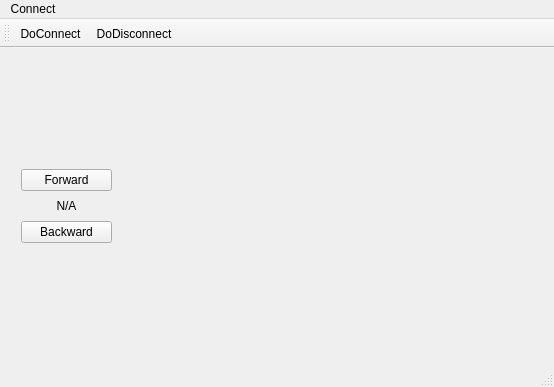
The window that mainwindow.ui (Skylli202/wifibot) describes before a commit, drawn with Qt 5.
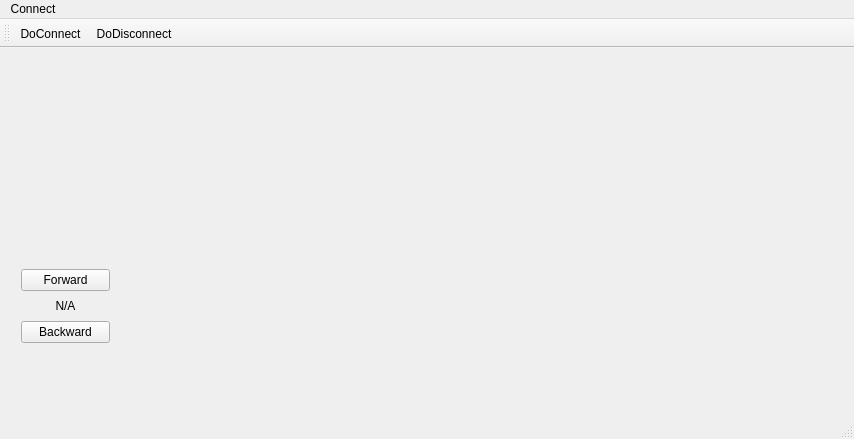
The same window after the commit.

```diff
--- a/mainwindow.ui
+++ b/mainwindow.ui
@@ -6,8 +6,8 @@
    <rect>
     <x>0</x>
     <y>0</y>
-    <width>554</width>
-    <height>387</height>
+    <width>854</width>
+    <height>439</height>
    </rect>
   </property>
   <property name="windowTitle">
@@ -21,8 +21,8 @@
     <property name="geometry">
      <rect>
       <x>10</x>
-      <y>110</y>
-      <width>113</width>
+      <y>210</y>
+      <width>111</width>
       <height>96</height>
      </rect>
     </property>
@@ -59,7 +59,7 @@
     <rect>
      <x>0</x>
      <y>0</y>
-     <width>554</width>
+     <width>854</width>
      <height>22</height>
     </rect>
    </property>
```
